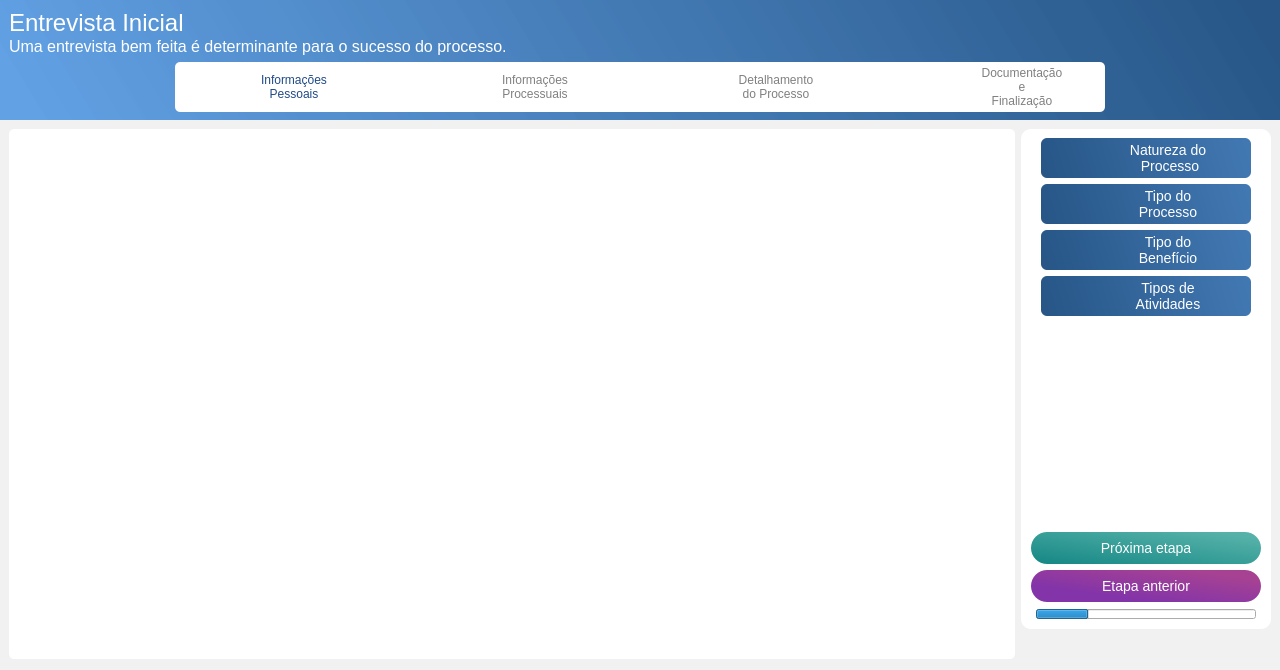
newprev/PrevCliente, file Design/UI/entrevistaPage.ui: the form before one commit.
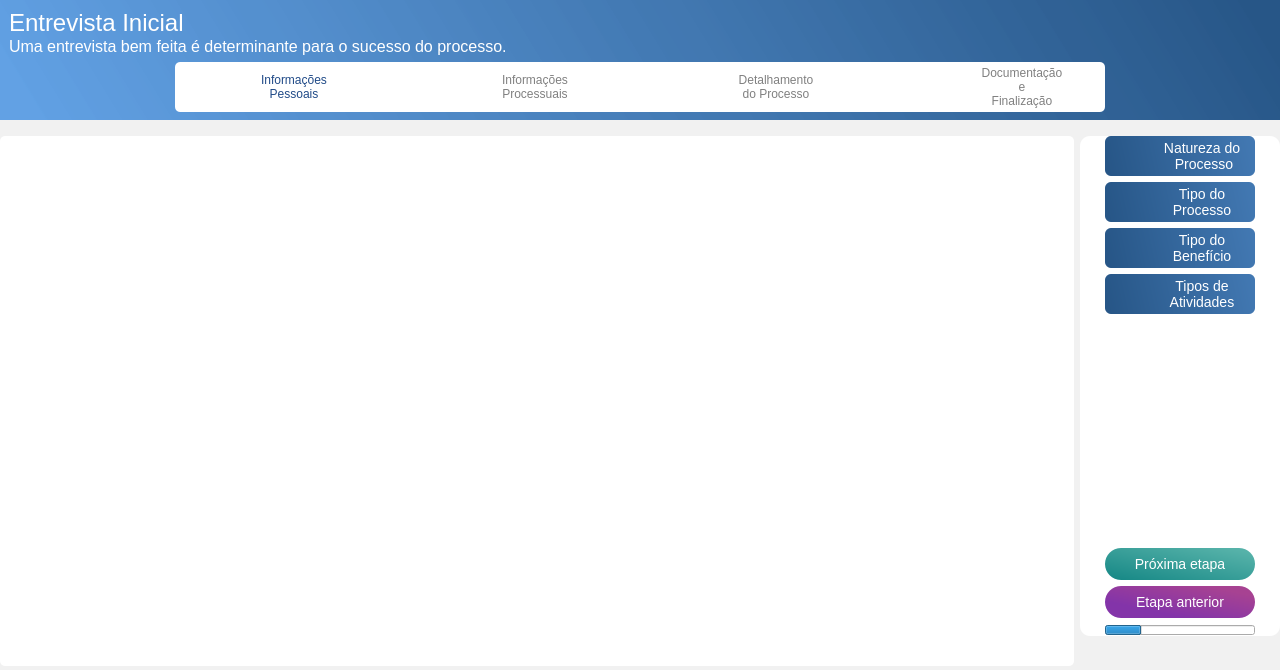
The form after the commit. Icons and pictures are not drawn.

Diff of the .ui file:
```diff
--- a/Design/UI/entrevistaPage.ui
+++ b/Design/UI/entrevistaPage.ui
@@ -895,6 +895,18 @@
        <enum>QFrame::Raised</enum>
       </property>
       <layout class="QHBoxLayout" name="horizontalLayout_18">
+       <property name="leftMargin">
+        <number>0</number>
+       </property>
+       <property name="topMargin">
+        <number>16</number>
+       </property>
+       <property name="rightMargin">
+        <number>0</number>
+       </property>
+       <property name="bottomMargin">
+        <number>0</number>
+       </property>
        <item alignment="Qt::AlignTop">
         <widget class="QStackedWidget" name="stackedWidget">
          <property name="sizePolicy">
@@ -927,13 +939,13 @@
          </property>
          <property name="minimumSize">
           <size>
-           <width>250</width>
+           <width>200</width>
            <height>500</height>
           </size>
          </property>
          <property name="maximumSize">
           <size>
-           <width>280</width>
+           <width>260</width>
            <height>600</height>
           </size>
          </property>
@@ -944,11 +956,23 @@
           <enum>QFrame::Raised</enum>
          </property>
          <layout class="QVBoxLayout" name="verticalLayout_3">
+          <property name="leftMargin">
+           <number>0</number>
+          </property>
+          <property name="topMargin">
+           <number>0</number>
+          </property>
+          <property name="rightMargin">
+           <number>0</number>
+          </property>
+          <property name="bottomMargin">
+           <number>0</number>
+          </property>
           <item alignment="Qt::AlignHCenter">
            <widget class="QFrame" name="frNaturezaRight">
             <property name="minimumSize">
              <size>
-              <width>210</width>
+              <width>150</width>
               <height>40</height>
              </size>
             </property>
@@ -1041,7 +1065,7 @@
            <widget class="QFrame" name="frTipoProcRight">
             <property name="minimumSize">
              <size>
-              <width>210</width>
+              <width>150</width>
               <height>40</height>
              </size>
             </property>
@@ -1134,7 +1158,7 @@
            <widget class="QFrame" name="frTipoBeneRight">
             <property name="minimumSize">
              <size>
-              <width>210</width>
+              <width>150</width>
               <height>40</height>
              </size>
             </property>
@@ -1227,7 +1251,7 @@
            <widget class="QFrame" name="frTiposAtiv">
             <property name="minimumSize">
              <size>
-              <width>210</width>
+              <width>150</width>
               <height>40</height>
              </size>
             </property>
@@ -1333,7 +1357,7 @@
            <widget class="QPushButton" name="pbProxEtapa">
             <property name="minimumSize">
              <size>
-              <width>230</width>
+              <width>150</width>
               <height>32</height>
              </size>
             </property>
@@ -1352,7 +1376,7 @@
            <widget class="QPushButton" name="pbVoltaEtapa">
             <property name="minimumSize">
              <size>
-              <width>230</width>
+              <width>150</width>
               <height>32</height>
              </size>
             </property>
@@ -1420,7 +1444,7 @@
               <widget class="QProgressBar" name="pbarProgresso">
                <property name="minimumSize">
                 <size>
-                 <width>220</width>
+                 <width>150</width>
                  <height>10</height>
                 </size>
                </property>
```
